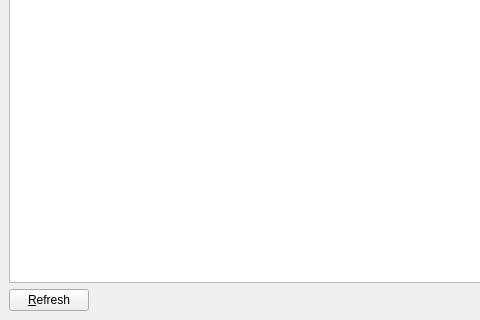
This is trunk/modules/ProcessViewerBase.ui in patrickhartling/maestro as Qt 5 draws it before an edit; both pictures show x 0 to 480 and y 165 to 485 of the 609 by 485 pixel window. The edited form follows.
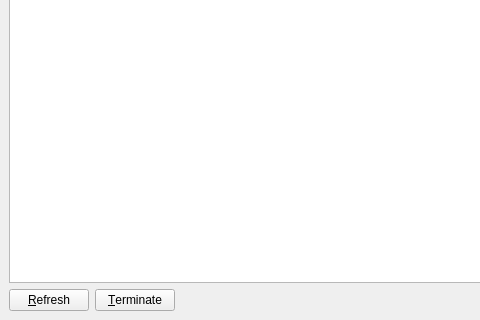
This is the edited form.

Commit message: - Add a Terminate button.

What changed in the file:
```diff
--- a/trunk/modules/ProcessViewerBase.ui
+++ b/trunk/modules/ProcessViewerBase.ui
@@ -70,6 +70,13 @@
        </property>
       </widget>
      </item>
+     <item>
+      <widget class="QPushButton" name="mTerminateBtn" >
+       <property name="text" >
+        <string>&amp;Terminate</string>
+       </property>
+      </widget>
+     </item>
      <item>
       <spacer>
        <property name="orientation" >
```
The commit also changes 2 other files.
